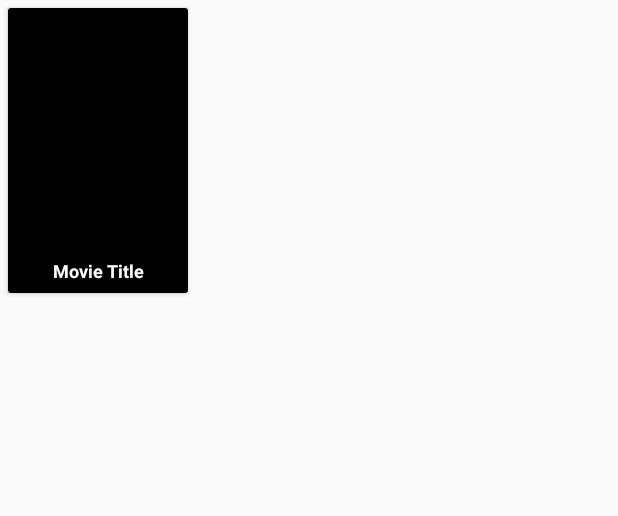
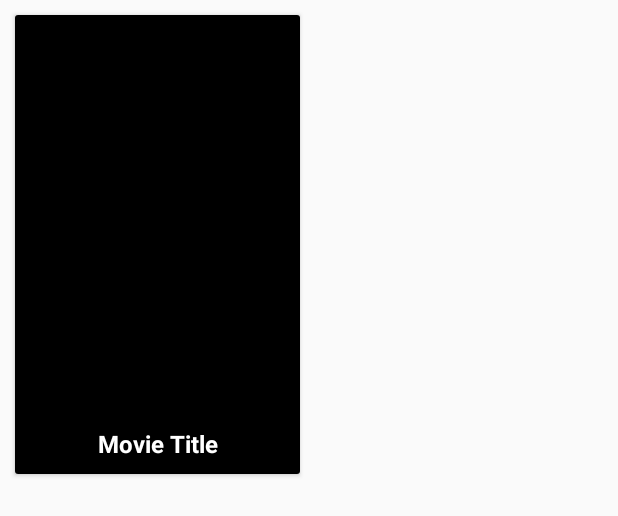
Before and after one commit to rayzrtx/PopularMovies, an Android app: the layout cardview_item_movie.xml on its own in the app's theme, with its tools: preview values and no code run, on a phone screen of 412 x 824 dp. Shown: the top 516 px of the screen. Run offline under Robolectric (Android 15) with nearby library versions, the phone set to English and light mode, and no system bars.

Commit message:
Added black background to main activity. Added image loading through Picasso library in onBindViewHolder. Adjusted dimensions of cardview item. Main page now loads poster image and movie title correctly.

```diff
--- a/app/src/main/res/layout/activity_main.xml
+++ b/app/src/main/res/layout/activity_main.xml
@@ -21,7 +21,8 @@
     <android.support.v7.widget.RecyclerView
         android:layout_width="match_parent"
         android:layout_height="match_parent"
-        android:id="@+id/movies_rv"/>
+        android:id="@+id/movies_rv"
+        android:background="@android:color/black"/>
 
     <!-- Loading indicator is only shown before the first load -->
     <ProgressBar
--- a/app/src/main/res/layout/cardview_item_movie.xml
+++ b/app/src/main/res/layout/cardview_item_movie.xml
@@ -3,9 +3,9 @@
     xmlns:android="http://schemas.android.com/apk/res/android"
     xmlns:tools="http://schemas.android.com/tools"
     android:orientation="vertical"
-    android:layout_width="120dp"
-    android:layout_height="190dp"
-    android:layout_margin="5dp"
+    android:layout_width="190dp"
+    android:layout_height="306dp"
+    android:layout_margin="10dp"
     android:clickable="true"
     android:focusable="true"
     android:id="@+id/cardview">
@@ -17,7 +17,7 @@
 
         <ImageView
             android:layout_width="match_parent"
-            android:layout_height="160dp"
+            android:layout_height="266dp"
             android:scaleType="centerCrop"
             android:background="#000"
             android:id="@+id/movie_poster_image_iv"/>
@@ -31,7 +31,7 @@
             android:textColor="#fff"
             android:background="#000"
             android:textStyle="bold"
-            android:textSize="12sp"
+            android:textSize="16sp"
             />
 
     </LinearLayout>
```
Also changed, not shown: app/src/main/java/com/example/android/popularmovies/MainActivity.java (+6 -7 lines), app/src/main/java/com/example/android/popularmovies/MovieAdapter.java (+7 -3 lines).
